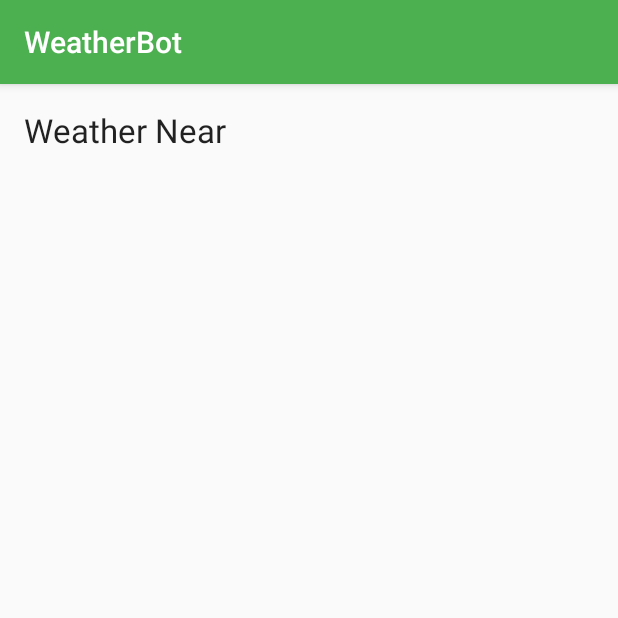
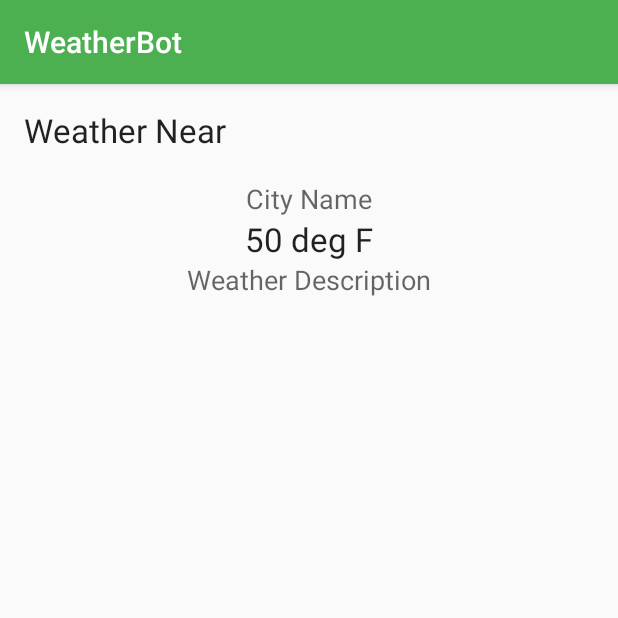
Before and after one commit to JeffreyRuder/WeatherBot, an Android app: the screen it shows after launch (CurrentWeatherActivity), after a tap on "SUBMIT", on a phone screen of 412 x 824 dp, the top half of it. Run offline under Robolectric (Android 15) with nearby library versions, the phone set to English and light mode, and no system bars; our stand-ins replace ButterKnife, Picasso; pictures from the network do not load.

Commit message:
Format current weather status response

```diff
--- a/app/build.gradle
+++ b/app/build.gradle
@@ -28,4 +28,6 @@ dependencies {
     compile 'com.squareup.picasso:picasso:2.5.2'
     compile 'com.squareup.okhttp3:okhttp:3.2.0'
     compile 'com.android.support:recyclerview-v7:+'
+
+    compile 'org.apache.commons:commons-lang3:3.4'
 }
--- a/app/src/main/java/com/example/guest/weatherbot/services/TemperatureConverter.java
+++ b/app/src/main/java/com/example/guest/weatherbot/services/TemperatureConverter.java
@@ -4,4 +4,8 @@ package com.example.guest.weatherbot.services;
  * Created by Guest on 3/21/16.
  */
 public class TemperatureConverter {
+    public static String toFahrenheit(double kelvin) {
+        Double fahrenheit = (kelvin * 1.8) - 459.67;
+        return String.format("%.1f", fahrenheit);
+    }
 }
--- a/app/src/main/res/layout/activity_current_weather.xml
+++ b/app/src/main/res/layout/activity_current_weather.xml
@@ -19,4 +19,7 @@
         android:layout_alignParentTop="true"
         android:layout_alignParentLeft="true"
         android:layout_alignParentStart="true" />
+
+    <include layout="@layout/current_weather_status_item"></include>
+
 </RelativeLayout>
--- a/app/src/main/res/layout/current_weather_status_item.xml
+++ b/app/src/main/res/layout/current_weather_status_item.xml
@@ -1,6 +1,35 @@
 <?xml version="1.0" encoding="utf-8"?>
-<LinearLayout xmlns:android="http://schemas.android.com/apk/res/android"
-    android:orientation="vertical" android:layout_width="match_parent"
-    android:layout_height="match_parent">
 
-</LinearLayout>
+<RelativeLayout
+    xmlns:android="http://schemas.android.com/apk/res/android"
+    android:layout_width="match_parent"
+    android:layout_height="wrap_content"
+    android:layout_marginTop="32dp">
+
+    <TextView
+        android:layout_width="wrap_content"
+        android:layout_height="wrap_content"
+        android:textAppearance="?android:attr/textAppearanceMedium"
+        android:text="City Name"
+        android:id="@+id/cityNameTextView"
+        android:layout_marginTop="@dimen/activity_vertical_margin"
+        android:layout_centerHorizontal="true" />
+
+    <TextView
+        android:layout_width="wrap_content"
+        android:layout_height="wrap_content"
+        android:textAppearance="?android:attr/textAppearanceLarge"
+        android:text="50 deg F"
+        android:layout_below="@id/cityNameTextView"
+        android:id="@+id/temperatureTextView"
+        android:layout_centerHorizontal="true"/>
+
+    <TextView
+        android:layout_width="wrap_content"
+        android:layout_height="wrap_content"
+        android:textAppearance="?android:attr/textAppearanceMedium"
+        android:text="Weather Description"
+        android:id="@+id/weatherDescriptionTextView"
+        android:layout_below="@+id/temperatureTextView"
+        android:layout_centerHorizontal="true" />
+</RelativeLayout>
--- a/app/src/main/res/values/strings.xml
+++ b/app/src/main/res/values/strings.xml
@@ -6,4 +6,5 @@
     <string name="zip_code_hint">Enter Zip Code</string>
     <string name="submit">Submit</string>
     <string name="weather_near">Weather Near %s</string>
+    <string name="temperature_output">%s&#xb0;F</string>
 </resources>
```
Also changed, not shown: app/src/main/java/com/example/guest/weatherbot/models/WeatherStatus.java (+8 -8 lines), app/src/main/java/com/example/guest/weatherbot/ui/CurrentWeatherActivity.java (+11 -6 lines).
